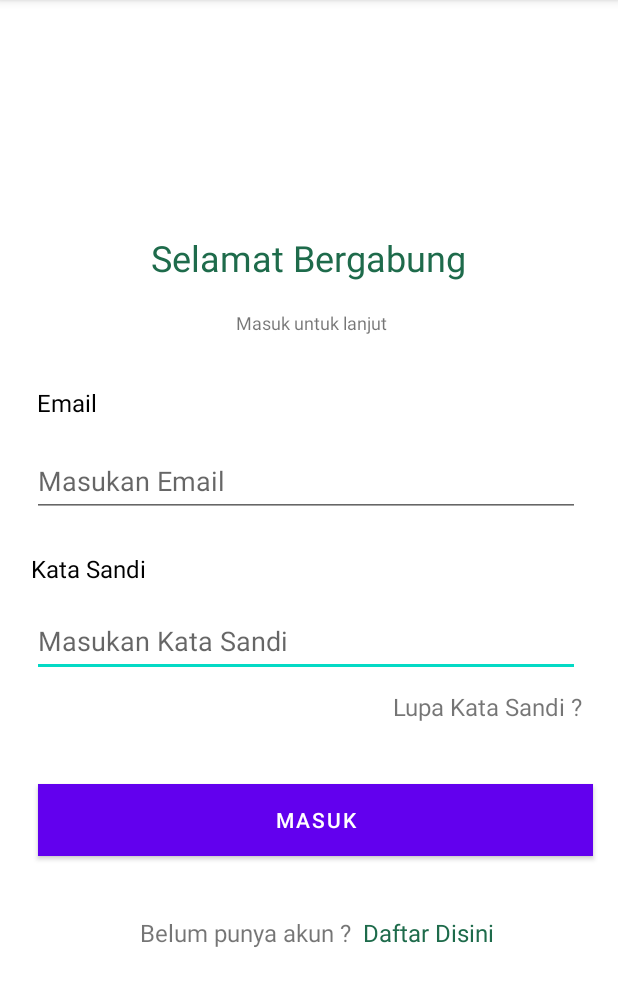
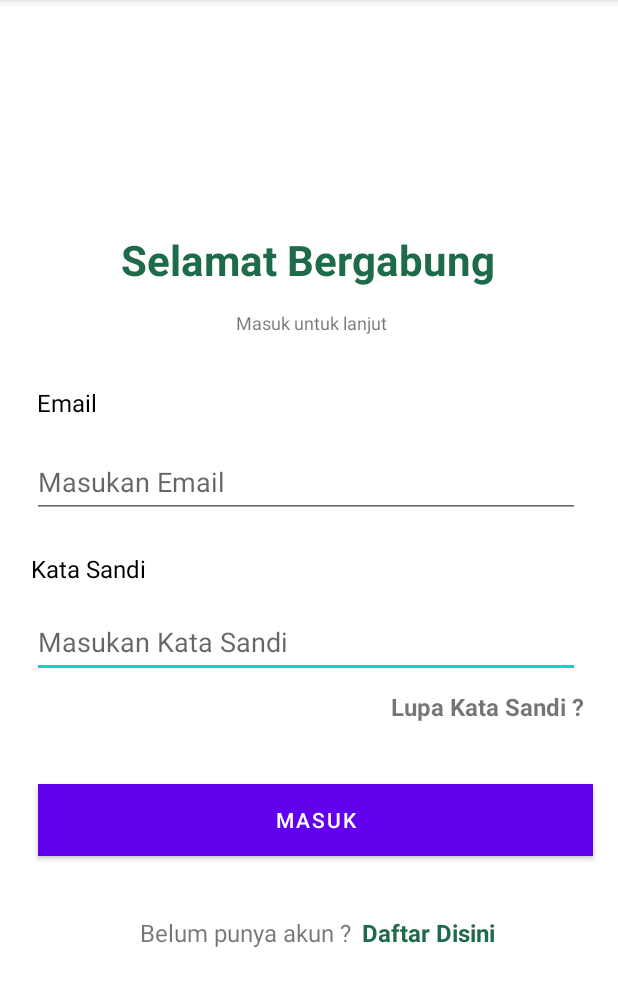
Before and after one commit to Ajiarch/Bank-Sampah2, an Android app: the screen it shows after launch (MainActivity), on a phone screen of 412 x 824 dp, the part 84-1091 px from its top. Run offline under Robolectric (Android 15) with nearby library versions, the phone set to English and light mode, and no system bars.

Commit message:
Update activity_main.xml
ngasih style bold di text

```diff
--- a/app/src/main/res/layout/activity_main.xml
+++ b/app/src/main/res/layout/activity_main.xml
@@ -21,9 +21,10 @@
     <TextView
         android:layout_width="wrap_content"
         android:layout_height="wrap_content"
+        android:textStyle="bold"
         android:text="@string/selamat_bergabung"
         android:textColor="@color/colorPrimaryDark"
-        android:textSize="24sp"
+        android:textSize="28sp"
         app:layout_constraintBottom_toBottomOf="parent"
         app:layout_constraintHorizontal_bias="0.497"
         app:layout_constraintLeft_toLeftOf="parent"
@@ -46,7 +47,7 @@
     <EditText
         android:id="@+id/entry2"
         android:layout_width="365dp"
-        android:layout_height="47dp"
+        android:layout_height="48dp"
         android:width="80dp"
         android:hint="Masukan Kata Sandi "
         android:importantForAutofill="no"
@@ -75,6 +76,7 @@
     <TextView
         android:layout_width="wrap_content"
         android:layout_height="wrap_content"
+        android:textStyle="bold"
         android:text="Lupa Kata Sandi ?"
         android:textSize="16sp"
         app:layout_constraintBottom_toBottomOf="parent"
@@ -87,7 +89,7 @@
     <EditText
         android:id="@+id/entry1"
         android:layout_width="365dp"
-        android:layout_height="47dp"
+        android:layout_height="48dp"
         android:width="80dp"
         android:hint="Masukan Email "
         android:importantForAutofill="no"
@@ -131,6 +133,7 @@
     <TextView
         android:layout_width="wrap_content"
         android:layout_height="wrap_content"
+        android:textStyle="bold"
         android:text="Daftar Disini"
         android:textColor="@color/colorPrimaryDark"
         android:textSize="16sp"
```
